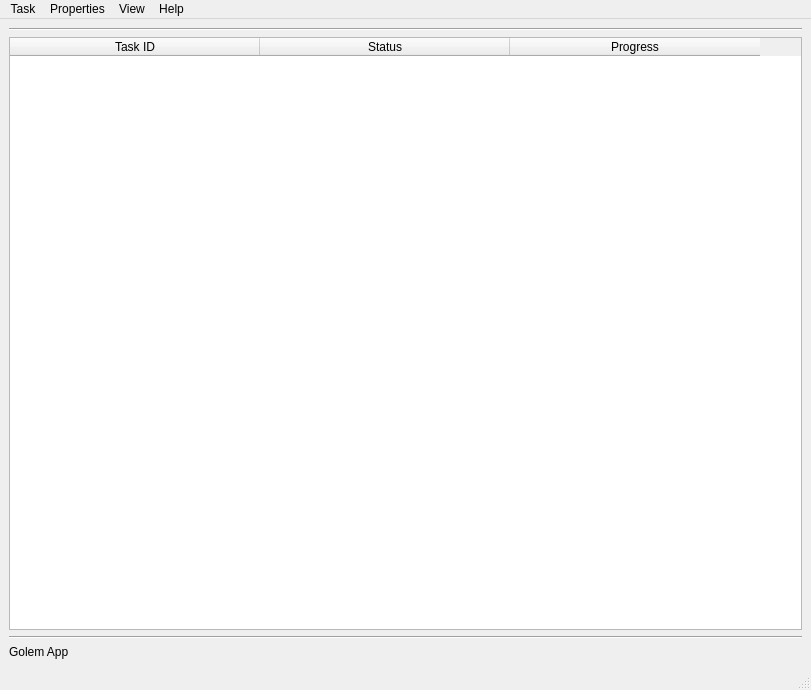
Qt form poc/golemPy/examples/gnr/ui/MainWindow.ui (golemfactory/clay) before a commit.
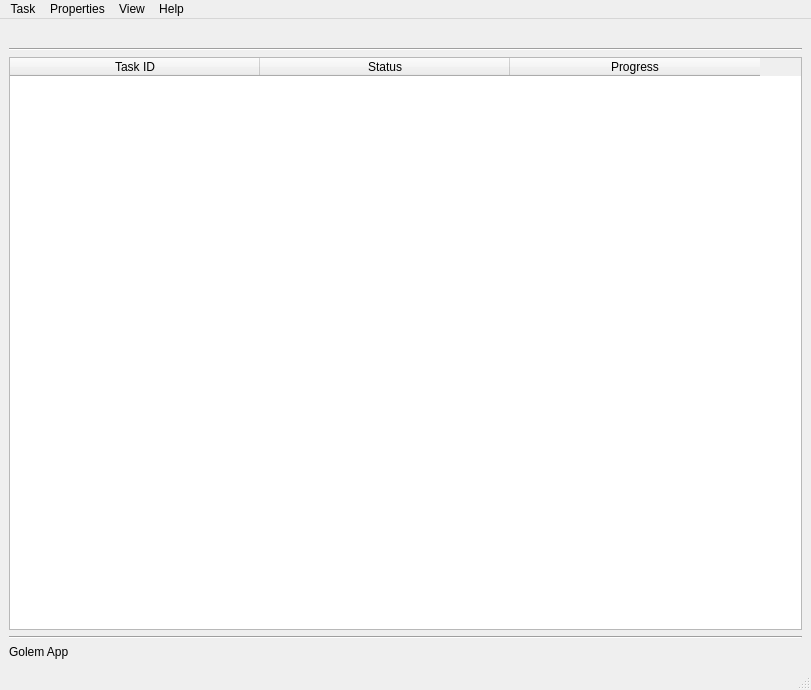
The same form after that commit.

Patch:
```diff
--- a/poc/golemPy/examples/gnr/ui/MainWindow.ui
+++ b/poc/golemPy/examples/gnr/ui/MainWindow.ui
@@ -21,6 +21,13 @@
   </property>
   <widget class="QWidget" name="centralwidget">
    <layout class="QVBoxLayout" name="verticalLayout_2">
+    <item>
+     <widget class="QLabel" name="client_id_label">
+      <property name="text">
+       <string/>
+      </property>
+     </widget>
+    </item>
     <item>
      <widget class="Line" name="line_4">
       <property name="orientation">
```
